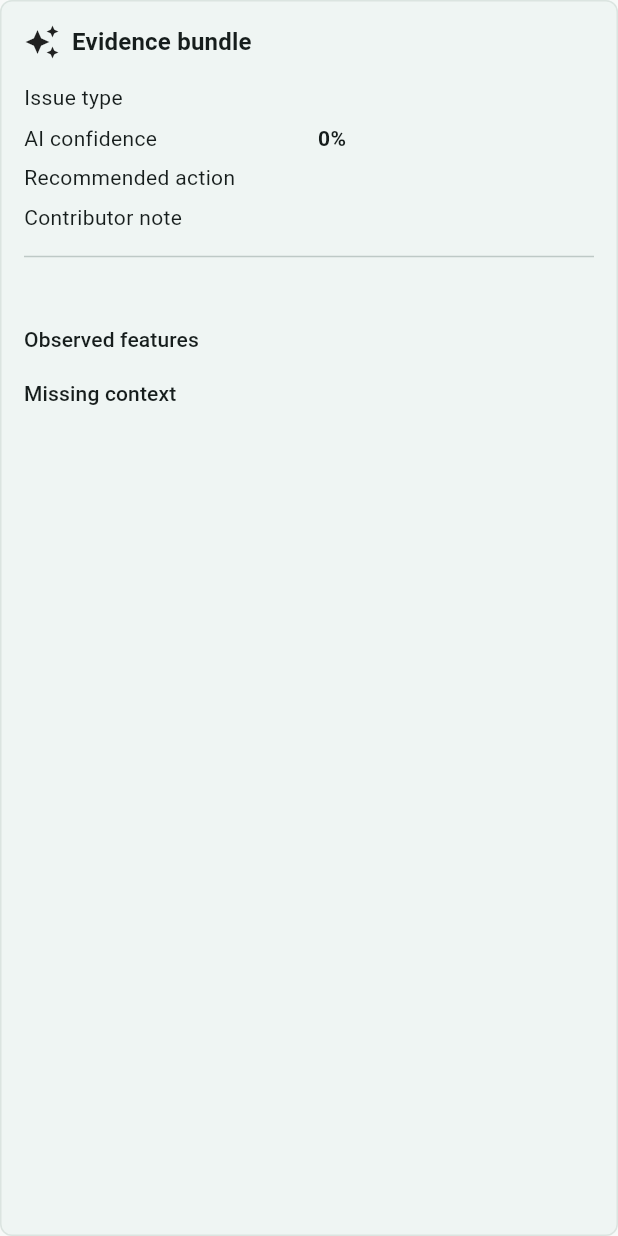
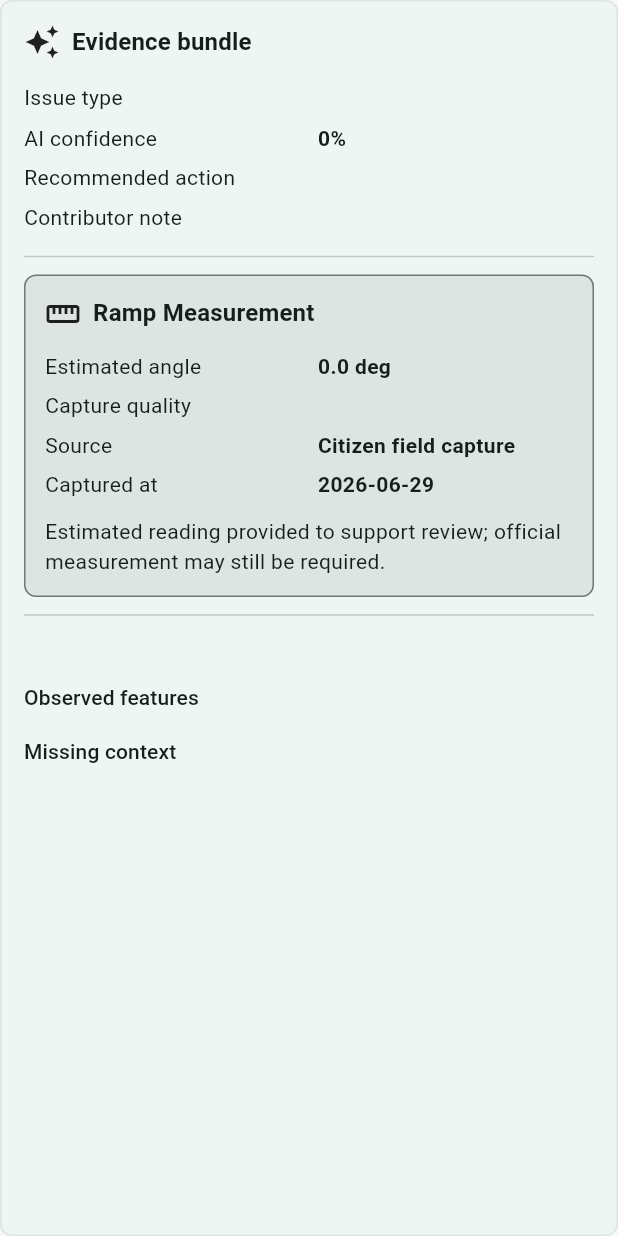
Before and after one commit to Reynard-sys/accesspulse, a Flutter app: the _SignalPanel widget shown alone on an empty page, opened directly with empty values, on a phone screen of 412 x 824 dp. Run offline on Flutter 3.47's test engine with Material 3 defaults, Android fonts, the phone set to English and light mode, and no system bars; our stand-ins replace sensors_plus.

Commit message:
feat(ramp): complete milestone 5 case visibility

```diff
--- a/lib/features/institution/institution_flow.dart
+++ b/lib/features/institution/institution_flow.dart
@@ -194,6 +194,9 @@ class _CaseDetailScreenState extends State<_CaseDetailScreen> {
     final evidence = signal?.evidenceId == null
         ? null
         : await widget.repository.getEvidence(signal!.evidenceId!);
+    final rampMeasurement = evidence == null
+        ? null
+        : await widget.repository.getRampMeasurementForEvidence(evidence.id);
     final state = await widget.repository.getDimensionState(
       freshCase.placeDimensionId,
     );
@@ -209,6 +212,7 @@ class _CaseDetailScreenState extends State<_CaseDetailScreen> {
       pulse: pulse,
       signal: signal,
       evidence: evidence,
+      rampMeasurement: rampMeasurement,
       memory: memory,
     );
   }
@@ -302,6 +306,7 @@ class _CaseDetailScreenState extends State<_CaseDetailScreen> {
                       _SignalPanel(
                         signal: detail.signal!,
                         evidence: detail.evidence,
+                        rampMeasurement: detail.rampMeasurement,
                       ),
                     const SizedBox(height: 16),
                     _MemoryPanel(memory: detail.memory),
@@ -646,10 +651,15 @@ class _InstitutionStateCard extends StatelessWidget {
 }
 
 class _SignalPanel extends StatelessWidget {
-  const _SignalPanel({required this.signal, required this.evidence});
+  const _SignalPanel({
+    required this.signal,
+    required this.evidence,
+    required this.rampMeasurement,
+  });
 
   final BarrierSignal signal;
   final Evidence? evidence;
+  final RampMeasurement? rampMeasurement;
 
   @override
   Widget build(BuildContext context) {
@@ -678,6 +688,10 @@ class _SignalPanel extends StatelessWidget {
             ),
             if (evidence?.note != null)
               _MetricRow(label: 'Contributor note', value: evidence!.note!),
+            if (rampMeasurement != null) ...[
+              const Divider(height: 24),
+              _RampMeasurementBlock(measurement: rampMeasurement!),
+            ],
             const Divider(height: 24),
             Text(signal.structuredSummary),
             const SizedBox(height: 12),
@@ -713,6 +727,57 @@ class _SignalPanel extends StatelessWidget {
                 ),
               ),
           ],
+        ),
+      ),
+    );
+  }
+}
+
+class _RampMeasurementBlock extends StatelessWidget {
+  const _RampMeasurementBlock({required this.measurement});
+
+  final RampMeasurement measurement;
+
+  @override
+  Widget build(BuildContext context) {
+    return Semantics(
+      label: 'Ramp measurement supporting evidence',
+      child: DecoratedBox(
+        decoration: BoxDecoration(
+          color: Theme.of(context).colorScheme.surfaceContainerHighest,
+          borderRadius: BorderRadius.circular(8),
+          border: Border.all(color: Theme.of(context).colorScheme.outline),
+        ),
+        child: Padding(
+          padding: const EdgeInsets.all(14),
+          child: Column(
+            crossAxisAlignment: CrossAxisAlignment.start,
+            children: [
+              const _SectionHeader(
+                icon: Icons.straighten,
+                title: 'Ramp Measurement',
+              ),
+              const SizedBox(height: 10),
+              _MetricRow(
+                label: 'Estimated angle',
+                value:
+                    '${measurement.estimatedAngleDegrees.toStringAsFixed(1)} deg',
+              ),
+              _MetricRow(
+                label: 'Capture quality',
+                value: measurement.qualityLabel,
+              ),
+              _MetricRow(label: 'Source', value: 'Citizen field capture'),
+              _MetricRow(
+                label: 'Captured at',
+                value: _formatDate(measurement.capturedAt),
+              ),
+              const SizedBox(height: 8),
+              const Text(
+                'Estimated reading provided to support review; official measurement may still be required.',
+              ),
+            ],
+          ),
         ),
       ),
     );
@@ -960,6 +1025,7 @@ class _CaseDetailData {
     required this.memory,
     this.signal,
     this.evidence,
+    this.rampMeasurement,
   });
 
   final AccessCase accessCase;
@@ -967,7 +1033,14 @@ class _CaseDetailData {
   final DimensionPulseRecord pulse;
   final BarrierSignal? signal;
   final Evidence? evidence;
+  final RampMeasurement? rampMeasurement;
   final List<MemoryEvent> memory;
+}
+
+String _formatDate(DateTime dateTime) {
+  final month = dateTime.month.toString().padLeft(2, '0');
+  final day = dateTime.day.toString().padLeft(2, '0');
+  return '${dateTime.year}-$month-$day';
 }
 
 Route<T> _institutionRoute<T>(Widget child) {
```
Also changed, not shown: 1 other file.
